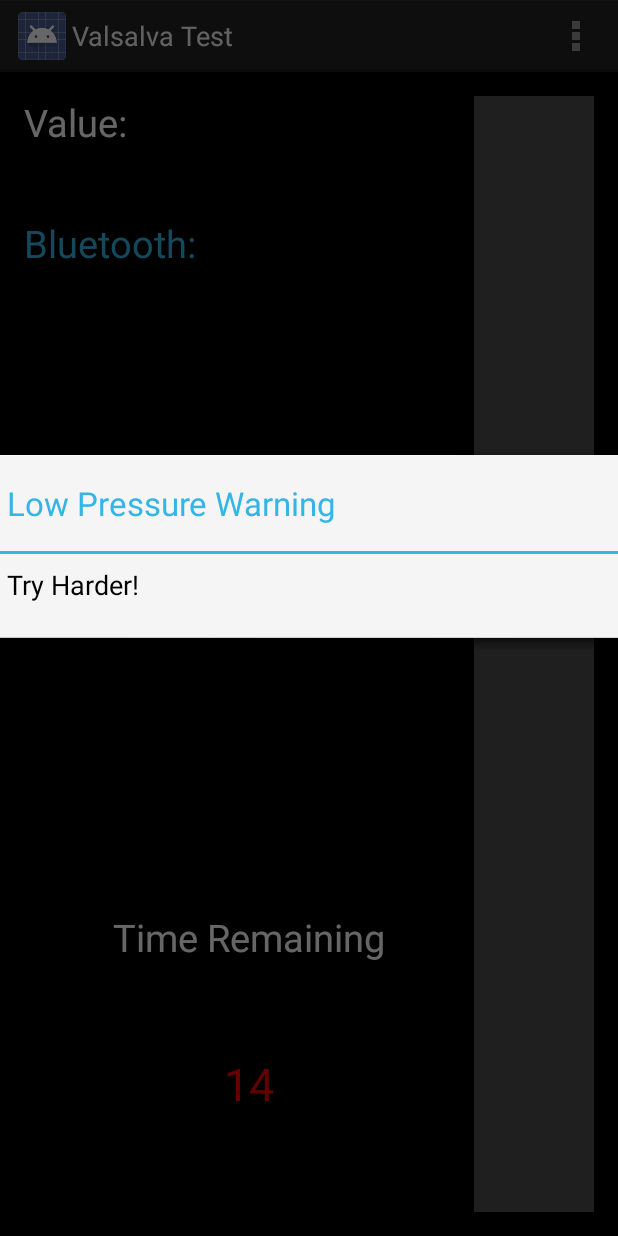
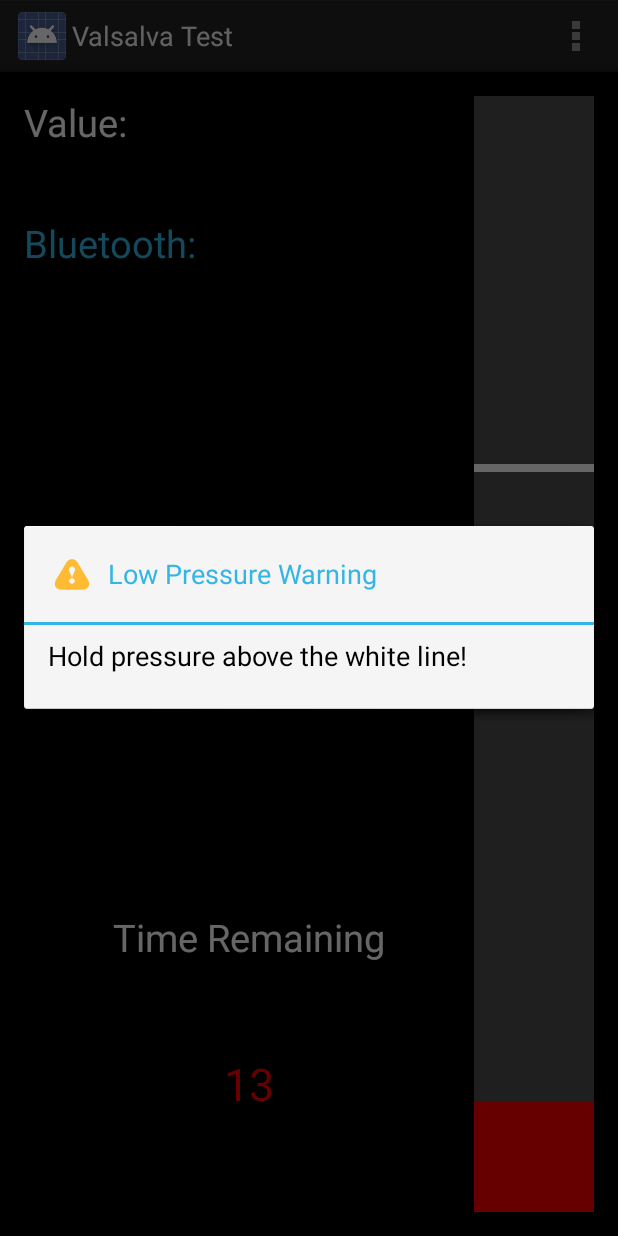
Before and after one commit to astam006/HeartMonitorApplication, an Android app: the screen it shows after launch (TestActivity), after a tap on "Test", on a phone screen of 412 x 824 dp. Run offline under Robolectric (Android 15) with nearby library versions, the phone set to English and light mode, and no system bars.

Commit message:
Completed Low Pressure Alert
Various alert dialog additions. Began overhaul of the landing page, will
eventually replace current splash page with a more elegant welcoming
dialog and continue button.

```diff
--- a/HM_app/app/src/main/java/edu/odu/ece486/hm_app/MainActivity.java
+++ b/HM_app/app/src/main/java/edu/odu/ece486/hm_app/MainActivity.java
@@ -1,9 +1,12 @@
 package edu.odu.ece486.hm_app;
 
 import android.app.Activity;
+import android.app.AlertDialog;
+import android.app.Dialog;
 import android.content.Intent;
 import android.os.Bundle;
 import android.os.Handler;
+import android.view.ContextThemeWrapper;
 import android.view.Menu;
 import android.view.MenuItem;
 import android.view.View;
@@ -15,6 +18,10 @@ public class MainActivity extends Activity {
     protected void onCreate(Bundle savedInstanceState) {
         super.onCreate(savedInstanceState);
         setContentView(R.layout.activity_main);     // Default view to the splash page.
+
+        // Applying custom style to the welcome dialog.
+        AlertDialog.Builder builder = new AlertDialog.Builder(
+                new ContextThemeWrapper(this, R.style.CenterTranslucentTheme));
 
         // Create a thread that sleeps for 5 seconds before transitioning to the
         // main menu activity. An intent is basically a request for the app to
--- a/HM_app/app/src/main/java/edu/odu/ece486/hm_app/TestView.java
+++ b/HM_app/app/src/main/java/edu/odu/ece486/hm_app/TestView.java
@@ -10,6 +10,7 @@ import android.text.TextPaint;
 import android.util.AttributeSet;
 import android.view.View;
 import android.app.AlertDialog;
+import android.view.Window;
 
 
 /**
@@ -18,9 +19,9 @@ import android.app.AlertDialog;
  * the activity will use the activity_test.xml.
  */
 public class TestView extends View {
-    private String mExampleString; // TODO: use a default from R.string...
+    private String mExampleString;         // TODO: use a default from R.string...
     private int mExampleColor = Color.RED; // TODO: use a default from R.color...
-    private float mExampleDimension = 0; // TODO: use a default from R.dimen...
+    private float mExampleDimension = 0;   // TODO: use a default from R.dimen...
     private Drawable mExampleDrawable;
 
     // Alert Dialog object used to display a warning with low input pressure.
@@ -58,30 +59,21 @@ public class TestView extends View {
         super(context);
         init(null, 0);
         pressureSensor = new PressureSensor();
-        AlertDialog.Builder alertDialogBuilder = new AlertDialog.Builder(context);
-        alertDialogBuilder.setTitle("Low Pressure Warning");
-        alertDialogBuilder.setMessage("Try Harder!").setCancelable(false);
-        lowPressureAlert = alertDialogBuilder.create();
+        lowPressureAlert = createAlertDialog(context);
     }
 
     public TestView(Context context, AttributeSet attrs) {
         super(context, attrs);
         init(attrs, 0);
         pressureSensor = new PressureSensor();
-        AlertDialog.Builder alertDialogBuilder = new AlertDialog.Builder(context);
-        alertDialogBuilder.setTitle("Low Pressure Warning");
-        alertDialogBuilder.setMessage("Try Harder!").setCancelable(false);
-        lowPressureAlert = alertDialogBuilder.create();
+        lowPressureAlert = createAlertDialog(context);
     }
 
     public TestView(Context context, AttributeSet attrs, int defStyle) {
         super(context, attrs, defStyle);
         init(attrs, defStyle);
         pressureSensor = new PressureSensor();
-        AlertDialog.Builder alertDialogBuilder = new AlertDialog.Builder(context);
-        alertDialogBuilder.setTitle("Low Pressure Warning");
-        alertDialogBuilder.setMessage("Try Harder!").setCancelable(false);
-        lowPressureAlert = alertDialogBuilder.create();
+        lowPressureAlert = createAlertDialog(context);
     }
 
     private void init(AttributeSet attrs, int defStyle) {
@@ -200,19 +192,24 @@ public class TestView extends View {
                 direction = 0;
         }*/
 
+        /**
+         * Simple debugging signal simulation.
+         */
         // Retrieve next air pressure value from sensor.
         // Value should be between 0 and 30.
-        pressure = pressureSensor.getPressure();
+        //pressure = pressureSensor.getPressure();
+        if(pressure < 30)
+            pressure++;
+        else if(pressure == 30)
+            pressure = 0;
 
         /**
          * If pressure is below minimum requirement, display a warning
          * message. Warning automatically disappears once acceptable
          * pressure levels are once again achieved.
          */
-        if(pressure < 20) {
+        if(pressure < 20)
             lowPressureAlert.show();
-            lowPressureAlert.getWindow().setLayout(700, 350);
-        }
         else
             lowPressureAlert.dismiss();
 
@@ -221,7 +218,19 @@ public class TestView extends View {
 
     }
 
-/****************************************************************************************/
+    /**
+     * Creating a new AlertDialog object.
+     *
+     * @param context
+     * @return a new AlertDialog object.
+     */
+    public AlertDialog createAlertDialog(Context context) {
+        AlertDialog.Builder alertDialogBuilder = new AlertDialog.Builder(context);
+        alertDialogBuilder.setTitle("Low Pressure Warning")
+            .setMessage("Hold pressure above the white line!").setCancelable(false)
+            .setIcon(R.drawable.ic_action);
+        return alertDialogBuilder.create();
+    }
 
     /**
      * Gets the example string attribute value.
--- a/HM_app/app/src/main/res/values/styles.xml
+++ b/HM_app/app/src/main/res/values/styles.xml
@@ -5,4 +5,18 @@
         <!-- Customize your theme here. -->
     </style>
 
+    <style name="CenterTextView" parent="@android:style/Widget.TextView">
+        <item name="android:gravity">center|center_vertical</item>
+    </style>
+
+    <style name="CenterJustifyDialogTitle" parent="@android:style/Theme.Dialog">
+        <item name="android:gravity">center|center_vertical</item>
+        <item name="android:textColor">#000000</item>
+    </style>
+
+    <style name="CenterTranslucentTheme" parent="@android:style/Theme.Translucent">
+        <item name="android:textViewStyle">@style/CenterTextView</item>
+        <item name="android:windowTitleStyle">@style/CenterJustifyDialogTitle</item>
+    </style>
+
 </resources>
```
Also changed, not shown: HM_app/app/src/main/res/drawable-hdpi/ic_action.png (added).
